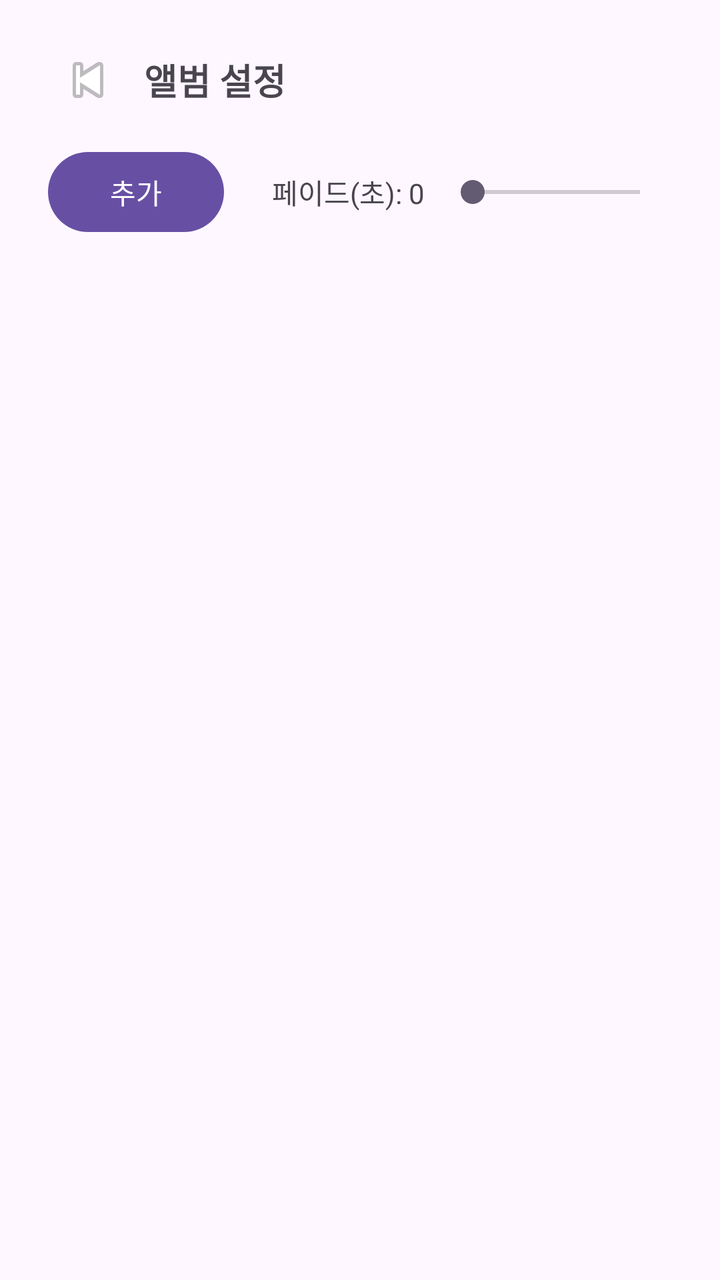
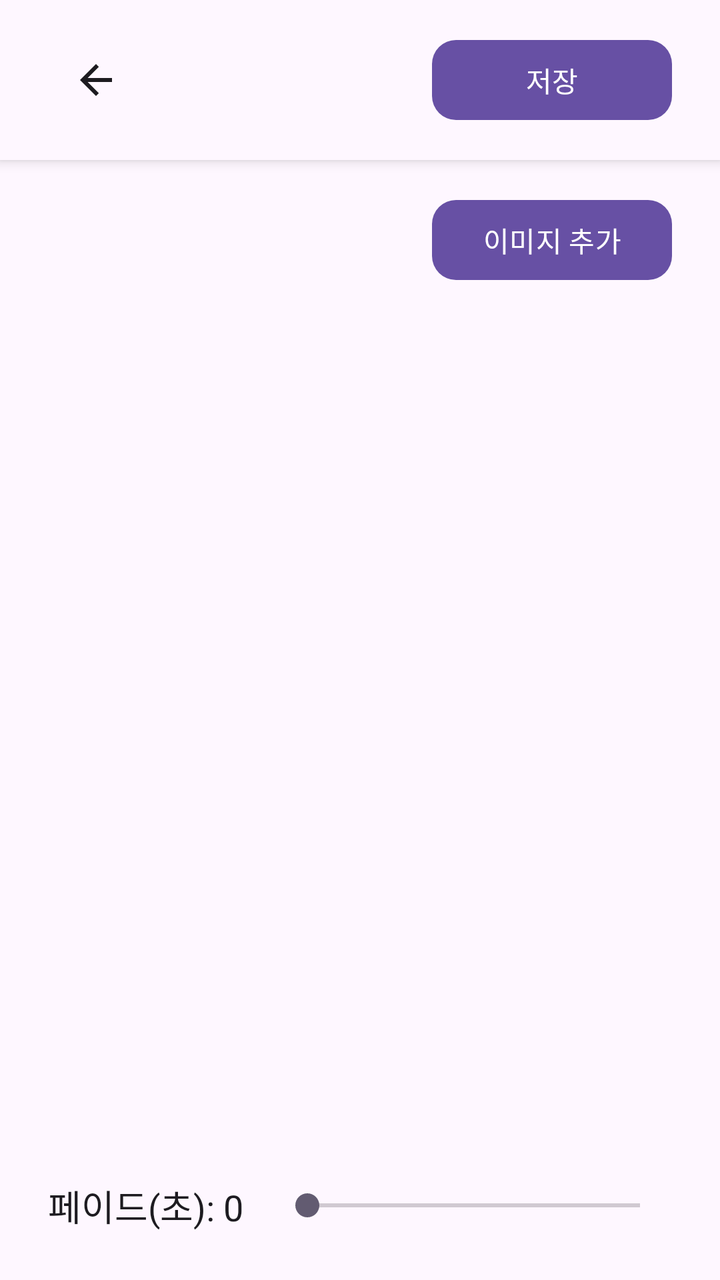

An Android layout rendered at two revisions. The XML below is the earlier revision; the diff shows what the commit changed to produce the second picture.
<!-- AndroidManifest.xml: application theme Theme.OnFrame -->
<!-- res/layout/fragment_album_settings.xml -->
<?xml version="1.0" encoding="utf-8"?>
<LinearLayout xmlns:android="http://schemas.android.com/apk/res/android"
    android:layout_width="match_parent"
    android:layout_height="match_parent"
    android:orientation="vertical"
    android:paddingLeft="24dp"
    android:paddingRight="24dp"
    android:paddingTop="16dp"
    android:paddingBottom="16dp">

    
    <LinearLayout
        android:layout_width="match_parent"
        android:layout_height="48dp"
        android:orientation="horizontal"
        android:gravity="center_vertical">

        <ImageButton
            android:id="@+id/btn_back"
            android:layout_width="40dp"
            android:layout_height="40dp"
            android:background="?android:attr/selectableItemBackgroundBorderless"
            android:contentDescription="뒤로가기"
            android:src="@android:drawable/ic_media_previous" />

        <TextView
            android:layout_width="wrap_content"
            android:layout_height="wrap_content"
            android:text="앨범 설정"
            android:textSize="18sp"
            android:textStyle="bold"
            android:paddingLeft="8dp" />
    </LinearLayout>

    
    <LinearLayout
        android:layout_width="match_parent"
        android:layout_height="wrap_content"
        android:orientation="horizontal"
        android:gravity="center_vertical"
        android:paddingTop="8dp"
        android:paddingBottom="8dp">

        <Button
            android:id="@+id/btn_add"
            android:layout_width="wrap_content"
            android:layout_height="wrap_content"
            android:text="추가" />

        <Space
            android:layout_width="16dp"
            android:layout_height="1dp" />

        <TextView
            android:id="@+id/txt_fade"
            android:layout_width="wrap_content"
            android:layout_height="wrap_content"
            android:text="페이드(초): 0"
            android:paddingLeft="8dp"
            android:paddingRight="8dp" />

        <SeekBar
            android:id="@+id/seek_fade"
            android:layout_width="0dp"
            android:layout_height="wrap_content"
            android:layout_weight="1"
            android:max="10" />
    </LinearLayout>

    
    <androidx.recyclerview.widget.RecyclerView
        android:id="@+id/rv_images"
        android:layout_width="match_parent"
        android:layout_height="0dp"
        android:layout_weight="1" />

</LinearLayout>
<!-- resources referenced by this layout -->
<resources>
  <style name="Theme.OnFrame" parent="Theme.Material3.DayNight.NoActionBar">
          
          <item name="android:statusBarColor">@android:color/transparent</item>
          <item name="android:navigationBarColor">@android:color/transparent</item>
  
          
          <item name="android:forceDarkAllowed">false</item>
  
          
          <item name="android:windowLayoutInDisplayCutoutMode">shortEdges</item>
      </style>
</resources>

<!-- the commit's change to res/layout/fragment_album_settings.xml (unified diff, before → after) -->
@@ -1,77 +1,133 @@
 <?xml version="1.0" encoding="utf-8"?>
-<LinearLayout xmlns:android="http://schemas.android.com/apk/res/android"
+<androidx.constraintlayout.widget.ConstraintLayout
+    xmlns:android="http://schemas.android.com/apk/res/android"
+    xmlns:app="http://schemas.android.com/apk/res-auto"
     android:layout_width="match_parent"
     android:layout_height="match_parent"
-    android:orientation="vertical"
-    android:paddingLeft="24dp"
-    android:paddingRight="24dp"
-    android:paddingTop="16dp"
-    android:paddingBottom="16dp">
+    android:background="?attr/colorSurface">
+
+    
+    <include
+        android:id="@+id/header"
+        layout="@layout/include_subpage_header"
+        app:layout_constraintTop_toTopOf="parent"
+        app:layout_constraintStart_toStartOf="parent"
+        app:layout_constraintEnd_toEndOf="parent"/>
+
+    
+    <com.google.android.material.button.MaterialButton
+        android:id="@+id/btn_add"
+        android:layout_width="wrap_content"
+        android:layout_height="48dp"
+        android:minWidth="120dp"
+        android:text="이미지 추가"
+        android:textAllCaps="false"
+        app:cornerRadius="12dp"
+        app:layout_constraintTop_toBottomOf="@id/header"
+        app:layout_constraintEnd_toEndOf="parent"
+        android:layout_marginTop="16dp"
+        android:layout_marginEnd="24dp"/>
+
+    
+    <androidx.recyclerview.widget.RecyclerView
+        android:id="@+id/rv_images"
+        android:layout_width="0dp"
+        android:layout_height="0dp"
+        android:clipToPadding="false"
+        android:paddingStart="24dp"
+        android:paddingEnd="24dp"
+        android:paddingTop="12dp"
+        app:layout_constraintTop_toBottomOf="@id/btn_add"
+        app:layout_constraintBottom_toTopOf="@+id/fade_container"
+        app:layout_constraintStart_toStartOf="parent"
+        app:layout_constraintEnd_toEndOf="parent"/>
 
     
     <LinearLayout
-        android:layout_width="match_parent"
-        android:layout_height="48dp"
-        android:orientation="horizontal"
-        android:gravity="center_vertical">
-
-        <ImageButton
-            android:id="@+id/btn_back"
-            android:layout_width="40dp"
-            android:layout_height="40dp"
-            android:background="?android:attr/selectableItemBackgroundBorderless"
-            android:contentDescription="뒤로가기"
-            android:src="@android:drawable/ic_media_previous" />
-
-        <TextView
-            android:layout_width="wrap_content"
-            android:layout_height="wrap_content"
-            android:text="앨범 설정"
-            android:textSize="18sp"
-            android:textStyle="bold"
-            android:paddingLeft="8dp" />
-    </LinearLayout>
-
-    
-    <LinearLayout
-        android:layout_width="match_parent"
+        android:id="@+id/fade_container"
+        android:layout_width="0dp"
         android:layout_height="wrap_content"
         android:orientation="horizontal"
         android:gravity="center_vertical"
+        android:paddingStart="24dp"
+        android:paddingEnd="24dp"
         android:paddingTop="8dp"
-        android:paddingBottom="8dp">
-
-        <Button
-            android:id="@+id/btn_add"
-            android:layout_width="wrap_content"
-            android:layout_height="wrap_content"
-            android:text="추가" />
-
-        <Space
-            android:layout_width="16dp"
-            android:layout_height="1dp" />
+        android:paddingBottom="24dp"
+        app:layout_constraintBottom_toBottomOf="parent"
+        app:layout_constraintStart_toStartOf="parent"
+        app:layout_constraintEnd_toEndOf="parent">
 
         <TextView
             android:id="@+id/txt_fade"
             android:layout_width="wrap_content"
             android:layout_height="wrap_content"
             android:text="페이드(초): 0"
-            android:paddingLeft="8dp"
-            android:paddingRight="8dp" />
+            android:textSize="18sp"
+            android:textColor="?attr/colorOnSurface"/>
 
         <SeekBar
             android:id="@+id/seek_fade"
             android:layout_width="0dp"
             android:layout_height="wrap_content"
-            android:layout_weight="1"
-            android:max="10" />
+            android:layout_marginStart="16dp"
+            android:max="15"
+            app:layout_constraintWidth_default="spread"
+            android:layout_weight="1"/>
     </LinearLayout>
+</androidx.constraintlayout.widget.ConstraintLayout>
+<!-- res/layout/include_subpage_header.xml (included above) -->
+<?xml version="1.0" encoding="utf-8"?>
+<androidx.constraintlayout.widget.ConstraintLayout
+    xmlns:android="http://schemas.android.com/apk/res/android"
+    xmlns:app="http://schemas.android.com/apk/res-auto"
+    android:layout_width="match_parent"
+    android:layout_height="@dimen/header_height"
+    android:background="?attr/colorSurface"
+    android:paddingStart="@dimen/header_padding_horizontal"
+    android:paddingEnd="@dimen/header_padding_horizontal"
+    android:paddingTop="12dp"
+    android:paddingBottom="12dp"
+    android:elevation="4dp">
+
+    <ImageButton
+        android:id="@+id/btn_back"
+        style="?attr/borderlessButtonStyle"
+        android:layout_width="48dp"
+        android:layout_height="48dp"
+        android:background="?attr/selectableItemBackgroundBorderless"
+        android:src="@drawable/ic_arrow_back_24"
+        android:tint="?attr/colorOnSurface"
+        android:contentDescription="뒤로가기"
+        app:layout_constraintStart_toStartOf="parent"
+        app:layout_constraintTop_toTopOf="parent"
+        app:layout_constraintBottom_toBottomOf="parent"/>
 
     
-    <androidx.recyclerview.widget.RecyclerView
-        android:id="@+id/rv_images"
-        android:layout_width="match_parent"
-        android:layout_height="0dp"
-        android:layout_weight="1" />
+    <TextView
+        android:id="@+id/txt_title"
+        android:layout_width="0dp"
+        android:layout_height="wrap_content"
+        android:text=""
+        android:textStyle="bold"
+        android:textSize="@dimen/header_title_text_size"
+        android:textColor="?attr/colorOnSurface"
+        android:maxLines="1"
+        android:ellipsize="end"
+        android:layout_marginStart="12dp"
+        app:layout_constraintStart_toEndOf="@id/btn_back"
+        app:layout_constraintEnd_toStartOf="@id/btn_save"
+        app:layout_constraintTop_toTopOf="parent"
+        app:layout_constraintBottom_toBottomOf="parent"/>
 
-</LinearLayout>
+    <com.google.android.material.button.MaterialButton
+        android:id="@+id/btn_save"
+        android:layout_width="wrap_content"
+        android:layout_height="48dp"
+        android:minWidth="120dp"
+        android:text="저장"
+        android:textAllCaps="false"
+        app:cornerRadius="12dp"
+        app:layout_constraintEnd_toEndOf="parent"
+        app:layout_constraintTop_toTopOf="parent"
+        app:layout_constraintBottom_toBottomOf="parent"/>
+</androidx.constraintlayout.widget.ConstraintLayout>
<!-- resource entries referenced after the edit -->
@@ -1,5 +1,17 @@
 <!-- resources referenced by this layout -->
 <resources>
+  <dimen name="header_height">80dp</dimen>
+  <dimen name="header_padding_horizontal">24dp</dimen>
+  <dimen name="header_title_text_size">26sp</dimen>
+  <!-- drawable ic_arrow_back_24 (drawable) -->
+  <?xml version="1.0" encoding="utf-8"?>
+  <vector xmlns:android="http://schemas.android.com/apk/res/android"
+      android:width="24dp" android:height="24dp" android:viewportWidth="24"
+      android:viewportHeight="24">
+      <path
+          android:fillColor="#000"
+          android:pathData="M20,11H7.83l5.59-5.59L12,4l-8,8 8,8 1.41-1.41L7.83,13H20v-2z"/>
+  </vector>
   <style name="Theme.OnFrame" parent="Theme.Material3.DayNight.NoActionBar">
           
           <item name="android:statusBarColor">@android:color/transparent</item>
